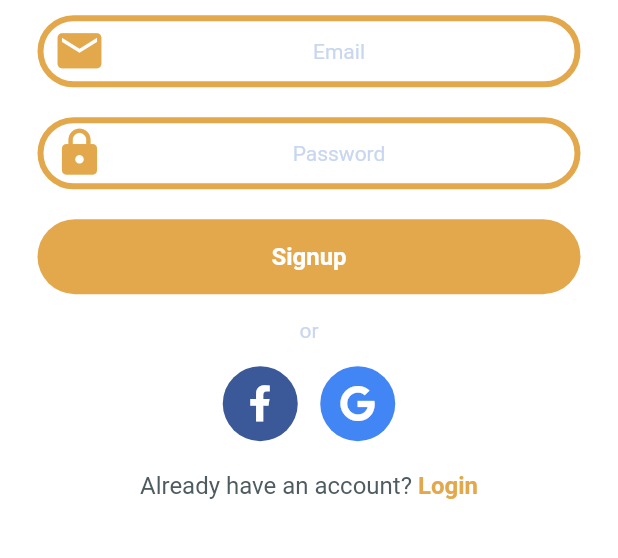
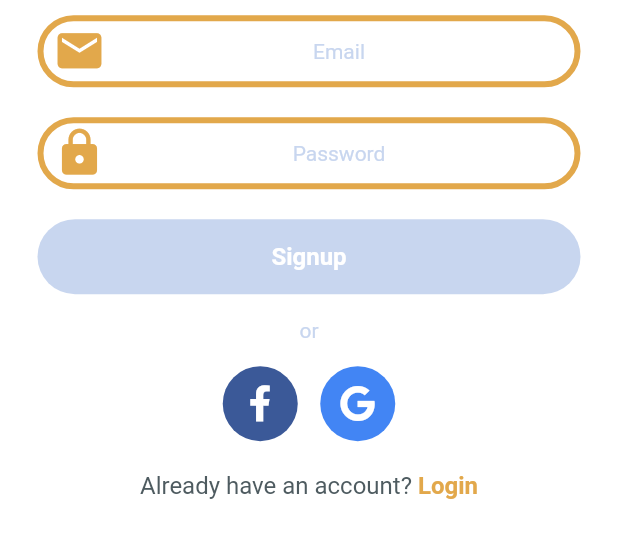
Before and after one commit to aduquenoy/Flutter_famers, a Flutter app: the Signup screen opened by its route, on a phone screen of 412 x 824 dp, the part 547-1105 px from its top. Run offline on Flutter 3.47's test engine with Material 2 defaults, Android fonts, the phone set to English and light mode, and no system bars; our stand-ins replace font_awesome_flutter, google_fonts, rxdart.

Commit message:
farmers_endstylingforms

```diff
--- a/lib/src/screen/login.dart
+++ b/lib/src/screen/login.dart
@@ -73,9 +73,14 @@ class Login extends StatelessWidget {
             );
           }
         ),
-        AppButton(
-          buttonText: "Login",
-          buttonType: ButtonType.BorderTextfield,
+        StreamBuilder<bool>(
+          stream: authBloc.isValid,
+          builder: (context, snapshot) {
+            return AppButton(
+              buttonText: "Login",
+              buttonType: (snapshot.data==true) ? ButtonType.LightBlue : ButtonType.Disabled,
+            );
+          }
         ),
         SizedBox(height: 6.0,),
         Center(
--- a/lib/src/screen/signup.dart
+++ b/lib/src/screen/signup.dart
@@ -1,5 +1,6 @@
 import 'dart:io';
 import 'dart:ui';
+import 'package:farmers_market/src/bloc/auth_bloc.dart';
 import 'package:farmers_market/src/theme/base.dart';
 import 'package:farmers_market/src/theme/text.dart';
 import 'package:farmers_market/widget/button.dart';
@@ -8,18 +9,22 @@ import 'package:farmers_market/widget/textfield.dart';
 import 'package:flutter/cupertino.dart';
 import 'package:flutter/gestures.dart';
 import 'package:flutter/material.dart';
+import 'package:provider/provider.dart';
 
 class Signup extends StatelessWidget {
   @override
   Widget build(BuildContext context) {
+
+    final authBloc = Provider.of<AuthBloc>(context);
+
     if (Platform.isIOS) {
-      return CupertinoPageScaffold(child: pageBody(context));
+      return CupertinoPageScaffold(child: pageBody(context, authBloc));
     } else {
-      return Scaffold(body: pageBody(context));
+      return Scaffold(body: pageBody(context, authBloc));
     }
   }
 
-  Widget pageBody(BuildContext context) {
+  Widget pageBody(BuildContext context, AuthBloc authBloc) {
     return ListView(
       padding: EdgeInsets.all(0.0), // Pour coller l'image au top de l'ecran
       children: <Widget>[
@@ -39,14 +44,24 @@ class Signup extends StatelessWidget {
             ),
           ),
         ),
-        AppTextField(
+        StreamBuilder<String>(
+          stream: authBloc.email,
+          builder: (context, snapshot) {
+            return AppTextField(
               isIOS: Platform.isIOS,
               hintText: "Email",
               materialIcon: Icons.email,
               cupertinoIcon: CupertinoIcons.mail_solid,
               textInputType: TextInputType.emailAddress,
+              errorText: snapshot.error,
+              onChanged: authBloc.changeEmail,
+            );
+          }
         ),
-        AppTextField(
+        StreamBuilder<String>(
+          stream: authBloc.password,
+          builder: (context, snapshot) {
+            return AppTextField(
               isIOS: Platform.isIOS,
               hintText: "Password",
               materialIcon: Icons.lock,
@@ -54,10 +69,19 @@ class Signup extends StatelessWidget {
                   fontFamily: CupertinoIcons.iconFont,
                   fontPackage: CupertinoIcons.iconFontPackage),
               obscureText: true,
+              errorText: snapshot.error,
+              onChanged: authBloc.changePassword,
+            );
+          }
         ),
-        AppButton(
+        StreamBuilder<bool>(
+          stream: authBloc.isValid,
+          builder: (context, snapshot) {
+            return AppButton(
               buttonText: "Signup",
-          buttonType: ButtonType.BorderTextfield,
+              buttonType: (snapshot.data==true) ? ButtonType.LightBlue : ButtonType.Disabled,
+            );
+          }
         ),
         SizedBox(height: 6.0,),
         Center(
--- a/lib/src/theme/base.dart
+++ b/lib/src/theme/base.dart
@@ -5,6 +5,7 @@ abstract class BaseStyles{
   static double get borderWidth => 4.0;
   static double get listFieldHorizontal => 25.0;
   static double get listFieldVertical => 10.0;
+  static double get animationOffset => 2.0;
 
   static EdgeInsets get listPadding{
     return EdgeInsets.symmetric(horizontal: listFieldHorizontal, vertical: listFieldVertical);
--- a/lib/src/theme/text.dart
+++ b/lib/src/theme/text.dart
@@ -25,6 +25,13 @@ abstract class TextStyles {
         ),
       );
 
+  static TextStyle get error => GoogleFonts.roboto(
+        textStyle: TextStyle(
+          color: AppColors.titre,
+          fontSize: 12.0,
+        ),
+      );
+
   static TextStyle get buttonTextLight {
     return GoogleFonts.roboto(
       textStyle: TextStyle(
--- a/lib/src/theme/textfield.dart
+++ b/lib/src/theme/textfield.dart
@@ -39,6 +39,18 @@ abstract class TextFieldStyles {
     );
   }
 
+  static BoxDecoration get cupertinoErrorDecoration {
+    return BoxDecoration(
+      border: Border.all(
+        color: AppColors.titre,
+        width: BaseStyles.borderWidth,
+      ),
+      borderRadius: BorderRadius.circular(
+        BaseStyles.borderRadius,
+      ),
+    );
+  }
+
   static InputDecoration materialDecoration(String hintText, IconData icon, String errorText) {
     return InputDecoration(
       contentPadding: EdgeInsets.all(8.0),
@@ -46,6 +58,7 @@ abstract class TextFieldStyles {
       hintStyle: TextFieldStyles.placeholder,
       border: InputBorder.none,
       errorText: errorText,
+      errorStyle: TextStyles.error,
       focusedBorder: OutlineInputBorder(
         borderSide: BorderSide(
           color: AppColors.bordertextfield,
--- a/lib/widget/button.dart
+++ b/lib/widget/button.dart
@@ -4,7 +4,7 @@ import 'package:farmers_market/src/theme/color.dart';
 import 'package:farmers_market/src/theme/text.dart';
 import 'package:flutter/material.dart';
 
-class AppButton extends StatelessWidget {
+class AppButton extends StatefulWidget {
 
   final String buttonText;
   final ButtonType buttonType;
@@ -12,12 +12,20 @@ class AppButton extends StatelessWidget {
   AppButton({@required this.buttonText, this.buttonType});
 
   @override
+  _AppButtonState createState() => _AppButtonState();
+}
+
+class _AppButtonState extends State<AppButton> {
+
+  bool pressed = false;
+
+  @override
   Widget build(BuildContext context) {
 
     TextStyle fontStyle;
     Color buttonColor;
 
-    switch(buttonType){
+    switch(widget.buttonType){
       case ButtonType.BorderTextfield:
       fontStyle = TextStyles.buttonTextLight;
       buttonColor = AppColors.bordertextfield;
@@ -34,8 +42,8 @@ class AppButton extends StatelessWidget {
       fontStyle = TextStyles.buttonTextLight;
       buttonColor = AppColors.darkgray;
       break;
-      case ButtonType.LightGray:
-      fontStyle = TextStyles.buttonTextDark;
+      case ButtonType.Disabled:
+      fontStyle = TextStyles.buttonTextLight;
       buttonColor = AppColors.lightgray;
       break;
       default:
@@ -45,7 +53,13 @@ class AppButton extends StatelessWidget {
     }
 
     return Padding(
-      padding: BaseStyles.listPadding,
+      padding: EdgeInsets.only(
+        top: (pressed) ? BaseStyles.listFieldVertical + BaseStyles.animationOffset : BaseStyles.listFieldVertical,
+        bottom: (pressed) ? BaseStyles.listFieldVertical - BaseStyles.animationOffset : BaseStyles.listFieldVertical,
+        left: BaseStyles.listFieldHorizontal,
+        right: BaseStyles.listFieldHorizontal
+      ),
+      child: GestureDetector(
               child: Container(
           height: ButtonStyles.buttonHeight,
           width: MediaQuery.of(context).size.width,
@@ -54,10 +68,26 @@ class AppButton extends StatelessWidget {
               borderRadius: BorderRadius.circular(BaseStyles.borderRadius)),
           child: Center(
             child: Text(
-            buttonText,
+              widget.buttonText,
               style: fontStyle,
             ),
           ),
+        ),
+      onTapDown: (details){
+        setState(() {
+          if(widget.buttonType != ButtonType.Disabled) pressed = !pressed;
+        });
+      },
+      onTapUp: (details){
+        setState(() {
+          if(widget.buttonType != ButtonType.Disabled) pressed = !pressed;
+        });
+      },
+      onTap: (){
+        if(widget.buttonType != ButtonType.Disabled){
+
+        }
+      },
       ),
     );
   }
@@ -66,7 +96,7 @@ class AppButton extends StatelessWidget {
 enum ButtonType{
   LightBlue,
   BorderTextfield,
-  LightGray,
+  Disabled,
   DarkGray,
   DarkBlue
 }
--- a/lib/widget/textfield.dart
+++ b/lib/widget/textfield.dart
@@ -1,8 +1,9 @@
+import 'package:farmers_market/src/theme/text.dart';
 import 'package:farmers_market/src/theme/textfield.dart';
 import 'package:flutter/cupertino.dart';
 import 'package:flutter/material.dart';
 
-class AppTextField extends StatelessWidget {
+class AppTextField extends StatefulWidget {
   final bool isIOS;
   final String hintText;
   final IconData materialIcon;
@@ -12,46 +13,106 @@ class AppTextField extends StatelessWidget {
   final void Function(String) onChanged;
   final String errorText;
 
-  AppTextField({
-    @required this.isIOS,
+  AppTextField(
+      {@required this.isIOS,
       @required this.hintText,
       @required this.materialIcon,
       @required this.cupertinoIcon,
       this.textInputType = TextInputType.text,
       this.obscureText = false,
       this.onChanged,
-    this.errorText
-  });
+      this.errorText});
+
+  @override
+  _AppTextFieldState createState() => _AppTextFieldState();
+}
+
+class _AppTextFieldState extends State<AppTextField> {
+  FocusNode _node;
+  bool displayCupertinoErrorBorder;
+  TextEditingController _controller;
+
+  @override
+  void initState() {
+    _node = FocusNode();
+    _controller = TextEditingController();
+    _node.addListener(_handleFocusChange);
+    displayCupertinoErrorBorder = false;
+    super.initState();
+  }
+
+  @override
+  void dispose() {
+    _node.removeListener(_handleFocusChange);
+    _node.dispose();
+    _controller.dispose();
+    super.dispose();
+  }
+
+  void _handleFocusChange() {
+    if (_node.hasFocus == false && widget.errorText != null) {
+      displayCupertinoErrorBorder=true;
+    }else{
+      displayCupertinoErrorBorder=false;
+    }
+
+    widget.onChanged(_controller.text);
+  }
 
   @override
   Widget build(BuildContext context) {
-    if (isIOS) {
+    if (widget.isIOS) {
       return Padding(
-        padding: EdgeInsets.symmetric(horizontal: TextFieldStyles.textBoxHorizontal, vertical: TextFieldStyles.textBoxVertical),
-        child: CupertinoTextField(
-          keyboardType: textInputType,
+        padding: EdgeInsets.symmetric(
+            horizontal: TextFieldStyles.textBoxHorizontal,
+            vertical: TextFieldStyles.textBoxVertical),
+        child: Column(
+          children: <Widget>[
+            CupertinoTextField(
+              keyboardType: widget.textInputType,
               padding: EdgeInsets.all(12.0),
-          placeholder: hintText,
+              placeholder: widget.hintText,
               placeholderStyle: TextFieldStyles.placeholder,
               style: TextFieldStyles.text,
               cursorColor: TextFieldStyles.cursorColor,
               textAlign: TextFieldStyles.textAlign,
-          prefix: TextFieldStyles.iconPrefix(cupertinoIcon),
-          decoration: TextFieldStyles.cupertinoDecoration,
-          obscureText: obscureText,
+              prefix: TextFieldStyles.iconPrefix(widget.cupertinoIcon),
+              decoration: (displayCupertinoErrorBorder) ? TextFieldStyles.cupertinoErrorDecoration : TextFieldStyles.cupertinoDecoration,
+              obscureText: widget.obscureText,
+              onChanged: widget.onChanged,
+              focusNode: _node,
+              controller: _controller,
+            ),
+            (widget.errorText != null)
+                ? Padding(
+                    padding: const EdgeInsets.only(top: 5.0, left: 10.0),
+                    child: Row(
+                      children: <Widget>[
+                        Text(
+                          widget.errorText,
+                          style: TextStyles.error,
+                        )
+                      ],
+                    ),
+                  )
+                : Container()
+          ],
         ),
       );
     } else {
       return Padding(
-        padding: EdgeInsets.symmetric(horizontal: TextFieldStyles.textBoxHorizontal, vertical: TextFieldStyles.textBoxVertical),
+        padding: EdgeInsets.symmetric(
+            horizontal: TextFieldStyles.textBoxHorizontal,
+            vertical: TextFieldStyles.textBoxVertical),
         child: TextField(
-          keyboardType: textInputType,
+          keyboardType: widget.textInputType,
           cursorColor: TextFieldStyles.cursorColor,
           style: TextFieldStyles.text,
           textAlign: TextFieldStyles.textAlign,
-          decoration: TextFieldStyles.materialDecoration(hintText, materialIcon, errorText),
-          obscureText: obscureText,
-          onChanged: onChanged,
+          decoration: TextFieldStyles.materialDecoration(
+              widget.hintText, widget.materialIcon, widget.errorText),
+          obscureText: widget.obscureText,
+          onChanged: widget.onChanged,
         ),
       );
     }
```
Lines whose indentation alone changed are shown as unchanged.
